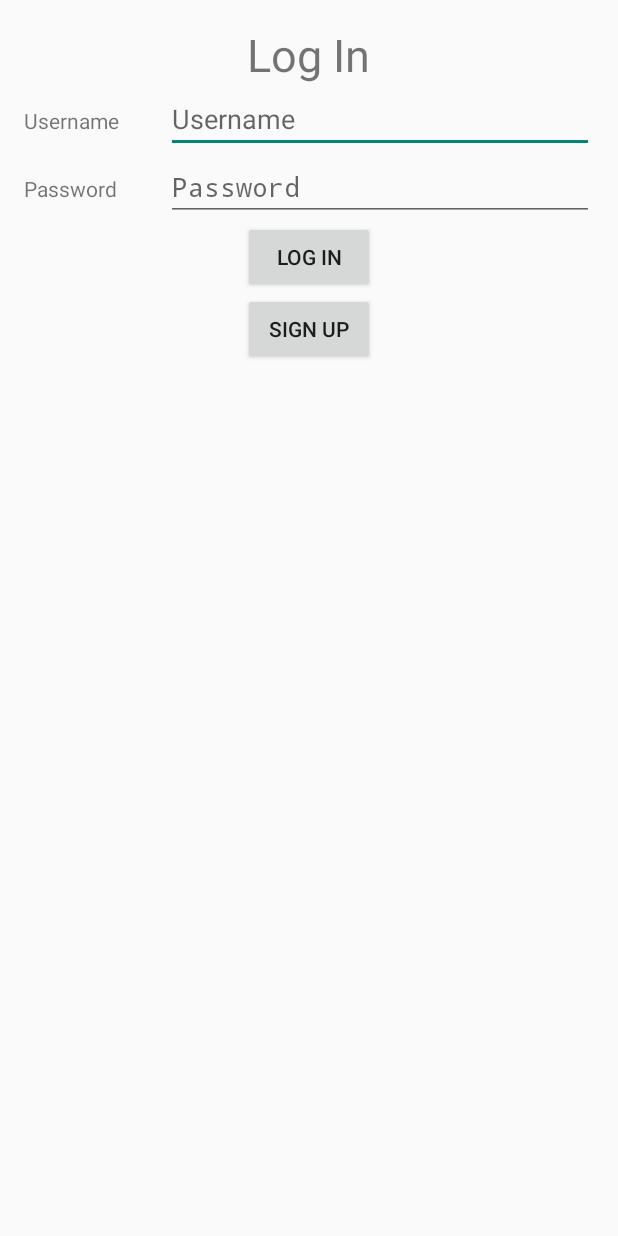
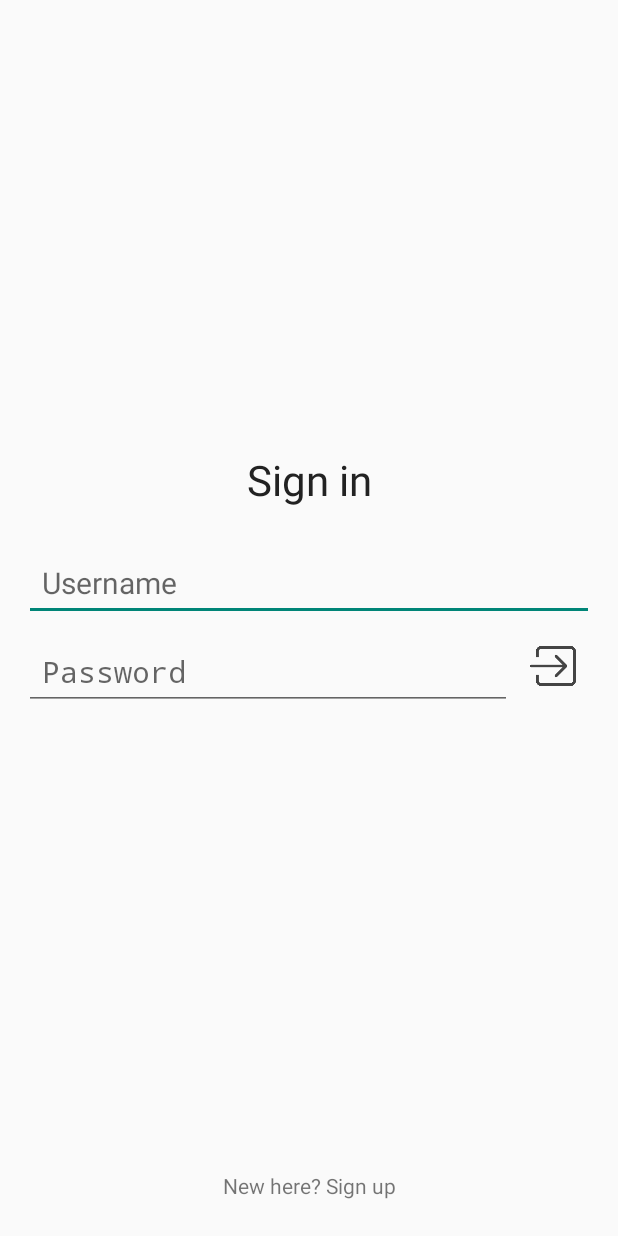
Before and after one commit to guangxuan/CEPNet, an Android app: the LoginActivity screen opened directly, with no data from a screen before it, on a phone screen of 412 x 824 dp. Run offline under Robolectric (Android 15) with nearby library versions, the phone set to English and light mode, and no system bars.

```diff
--- a/app/src/main/res/layout/activity_login.xml
+++ b/app/src/main/res/layout/activity_login.xml
@@ -1,66 +1,95 @@
 <LinearLayout xmlns:android="http://schemas.android.com/apk/res/android"
-              xmlns:tools="http://schemas.android.com/tools"
-              android:layout_width="match_parent"
-              android:layout_height="match_parent"
-              android:gravity="center_horizontal"
-              android:orientation="vertical"
-              android:paddingBottom="@dimen/activity_vertical_margin"
-              android:paddingLeft="@dimen/activity_horizontal_margin"
-              android:paddingRight="@dimen/activity_horizontal_margin"
-              android:paddingTop="@dimen/activity_vertical_margin"
-              tools:context="vintgug.cepnet.LoginActivity">
-    <TextView
-        android:layout_width="wrap_content"
-        android:layout_height="wrap_content"
-        android:text="@string/login_title"
-        android:textSize="30sp"
-        android:layout_gravity="center_horizontal"
-        />
-    <!-- Login progress -->
+    xmlns:tools="http://schemas.android.com/tools" android:layout_width="match_parent"
+    android:layout_height="match_parent" android:paddingLeft="@dimen/activity_horizontal_margin_custom"
+    android:paddingRight="@dimen/activity_horizontal_margin_custom"
+    android:paddingTop="@dimen/activity_vertical_margin_custom"
+    android:paddingBottom="@dimen/activity_vertical_margin_custom"
+    android:orientation="vertical"
+    tools:context="vintgug.cepnet.LoginActivity">
+
+    <FrameLayout
+        android:layout_width="match_parent"
+        android:layout_height="0dp"
+        android:layout_weight="3"
+        android:gravity="bottom">
+
+        <TextView
+            style="@style/login_title"
+            android:layout_width="match_parent"
+            android:layout_height="wrap_content"
+            android:text="@string/login_title"/>
+
+        <ImageView
+            android:layout_width="match_parent"
+            android:layout_height="match_parent"
+            android:contentDescription="@string/login_title"
+            android:scaleType="center"/>
+
+    </FrameLayout>
+
     <LinearLayout
         android:layout_width="match_parent"
-        android:layout_height="wrap_content"
-        android:orientation="horizontal">
+        android:layout_height="0dp"
+        android:orientation="vertical"
+        android:layout_weight="4"
+        android:layout_marginLeft="@dimen/padding_medium"
+        android:layout_marginRight="@dimen/padding_medium">
+
+        <EditText
+            style="@style/login_textbox"
+            android:inputType="text"
+            android:hint="@string/login_username_hint"
+            android:id="@+id/UsernameEditText"/>
+
+        <LinearLayout
+            android:layout_width="match_parent"
+            android:layout_height="wrap_content">
+
+            <EditText
+                style="@style/login_textbox"
+                android:layout_width="0dp"
+                android:layout_weight="6"
+                android:inputType="textPassword"
+                android:hint="@string/login_password_hint"
+                android:id="@+id/PasswordEditText"/>
+
+            <ImageButton
+                android:layout_width="0dp"
+                android:layout_height="match_parent"
+                android:padding="@dimen/padding_small"
+                android:scaleType="centerInside"
+                android:background="#000000ff"
+                android:tint="@color/button_color"
+                android:contentDescription="@string/login"
+                android:src="@drawable/login"
+                android:layout_weight="1"
+                android:id="@+id/LoginButton"/>
+
+        </LinearLayout>
+
+
+        <ProgressBar
+            style="@android:style/Widget.ProgressBar.Inverse"
+            android:layout_width="match_parent"
+            android:layout_height="@dimen/progress_mid"
+            android:layout_marginTop="@dimen/padding_big"
+            android:indeterminate="true"
+            android:indeterminateDuration="1000"
+            android:indeterminateOnly="true"
+            android:visibility="gone"
+            android:id="@+id/loginProgress"
+            />
+
         <TextView
-            android:layout_width="0dp"
-            android:layout_weight="1"
-            android:layout_height="wrap_content"
-            android:text="@string/username_hint"/>
-        <EditText
-            android:id="@+id/UsernameEditText"
-            android:layout_width="0dp"
-            android:layout_weight="3"
-            android:layout_height="wrap_content"
-            android:hint="@string/username_hint"
-            android:inputType="textPersonName"/>
+            android:layout_width="match_parent"
+            android:layout_height="match_parent"
+            android:gravity="center_horizontal|bottom"
+            android:padding="@dimen/padding_small"
+            android:clickable="true"
+            android:text="@string/sign_up_button"
+            android:id="@+id/SignupButton"/>
+
+
+
     </LinearLayout>
-    <LinearLayout
-        android:layout_width="match_parent"
-        android:layout_height="wrap_content"
-        android:orientation="horizontal">
-        <TextView
-            android:layout_width="0dp"
-            android:layout_weight="1"
-            android:layout_height="wrap_content"
-            android:text="@string/password_hint"/>
-        <EditText
-            android:id="@+id/PasswordEditText"
-            android:layout_width="0dp"
-            android:layout_weight="3"
-            android:layout_height="wrap_content"
-            android:hint="@string/password_hint"
-            android:inputType="textPassword"/>
-    </LinearLayout>
-    <Button
-        android:id="@+id/LoginButton"
-        android:layout_width="wrap_content"
-        android:layout_height="wrap_content"
-        android:text="@string/login_title"
-        android:layout_gravity="center_horizontal"/>
-    <Button
-        android:id="@+id/SignupButton"
-        android:layout_width="wrap_content"
-        android:layout_height="wrap_content"
-        android:text="@string/signup_title"
-        android:layout_gravity="center_horizontal"/>
 </LinearLayout>
--- a/app/src/main/res/values/dimens.xml
+++ b/app/src/main/res/values/dimens.xml
@@ -21,6 +21,8 @@
     <dimen name="padding_medium_neg">-16dp</dimen>
     <dimen name="padding_big_neg">-22dp</dimen>
 
+    <dimen name="progress_mid">30dp</dimen>
+
     <dimen name="label_height">38dp</dimen>
     <dimen name="text_extra_extra_large">28sp</dimen>
     <dimen name="text_extra_large">24sp</dimen>
--- a/app/src/main/res/values/strings.xml
+++ b/app/src/main/res/values/strings.xml
@@ -8,10 +8,20 @@
     <string name="hello_world">Hello world!</string>
     <string name="action_settings">Settings</string>
     <string name="title_activity_signup">SignupActivity</string>
-    <string name="login_title">Log In</string>
     <string name="signup_title">Sign Up</string>
     <string name="notnew_title">Not new?</string>
     <string name="username_hint">Username</string>
     <string name="password_hint">Password</string>
     <string name="email_hint">Email</string>
+
+    <string name="no_username">Please enter your username</string>
+    <string name="no_password">Please enter your password</string>
+
+    <string name="login_title">Sign in</string>
+    <string name="login_username_hint">Username</string>
+    <string name="login_password_hint">Password</string>
+    <string name="login">Login</string>
+    <string name="login_success">Login successful</string>
+    <string name="sign_up_button">New here? Sign up</string>
+
 </resources>
```
Also changed, not shown: app/src/main/java/vintgug/cepnet/LoginActivity.java (+47 -8 lines), app/src/main/res/values/color.xml (added, +16 -0 lines), app/src/main/res/drawable/arrowdown.png (added), app/src/main/res/drawable/arrowright.png (added), app/src/main/res/drawable/calendar.png (added), app/src/main/res/drawable/check.png (added), app/src/main/res/drawable/clock.png (added), app/src/main/res/drawable/cross.png (added), app/src/main/res/drawable/delete.png (added), app/src/main/res/drawable/gear.png (added), app/src/main/res/drawable/login.png (added), app/src/main/res/drawable/pencil.png (added), app/src/main/res/drawable/plus.png (added), app/src/main/res/drawable/warning.png (added), 1 other file.
